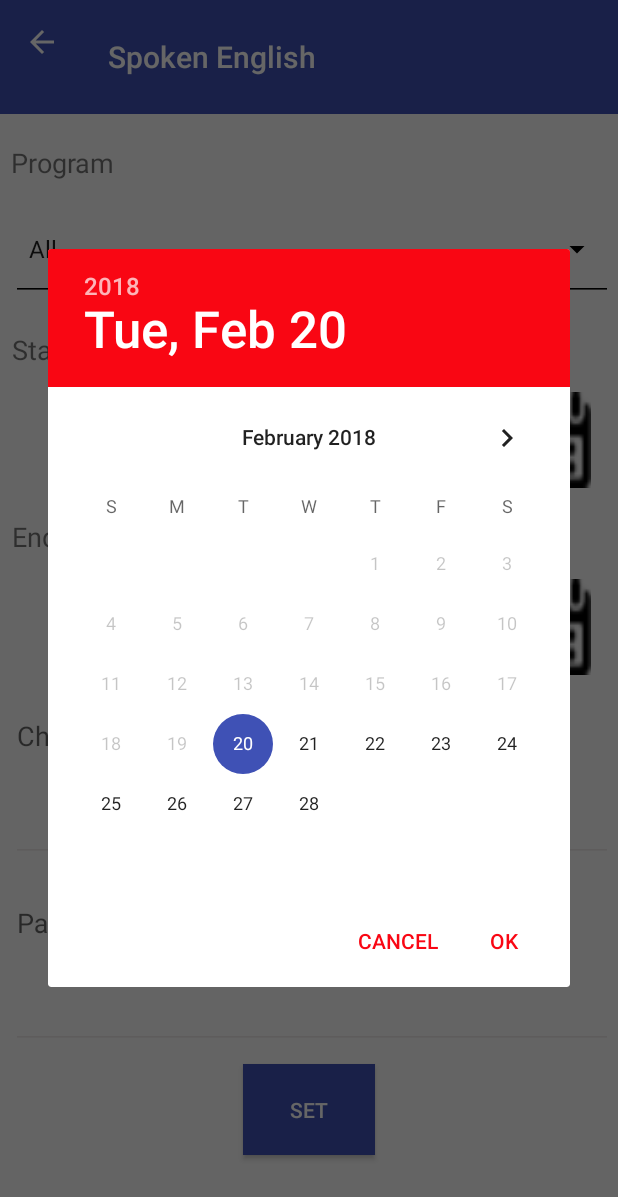
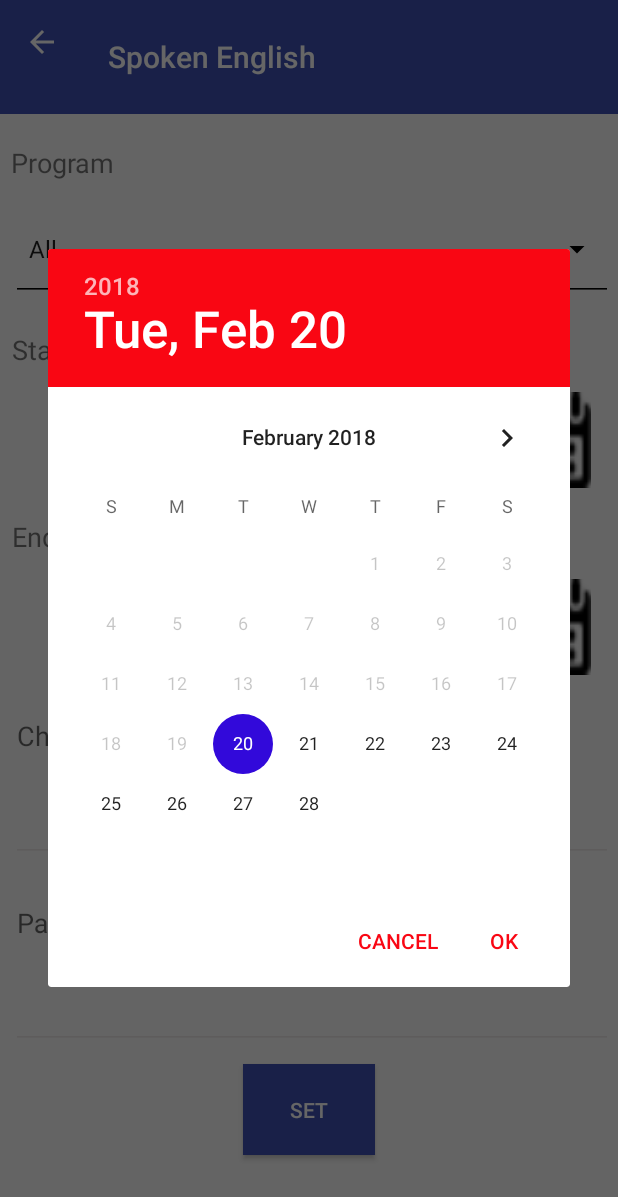
Before and after one commit to Atharva18/ImpetusKidsApp, an Android app: the ThemeAdmin screen opened directly, with no data from a screen before it, after a tap on an icon or button, on a phone screen of 412 x 824 dp. Shown: the top 1197 px of the screen. Run offline under Robolectric (Android 15) with nearby library versions, the phone set to English and light mode, and no system bars; our stand-ins replace Firebase (no records; nobody signed in at launch, a user with empty details on screens opened directly); plain views replace CustomTextView.

Commit message:
Color to edittext done

```diff
--- a/app/src/main/res/values/styles.xml
+++ b/app/src/main/res/values/styles.xml
@@ -9,8 +9,7 @@
         <item name="colorAccent">@color/colorAccent</item>
         <item name="colorControlNormal">#ece7e7</item>
         <item name="android:colorForeground">@color/foreground_material_light</item>
-        <!--TODO add hex for item colorControlActivated-->
-        <item name="colorControlActivated">@color/colorPrimary</item>
+        <item name="colorControlActivated">#3209da</item>
     </style>
 
 
```
